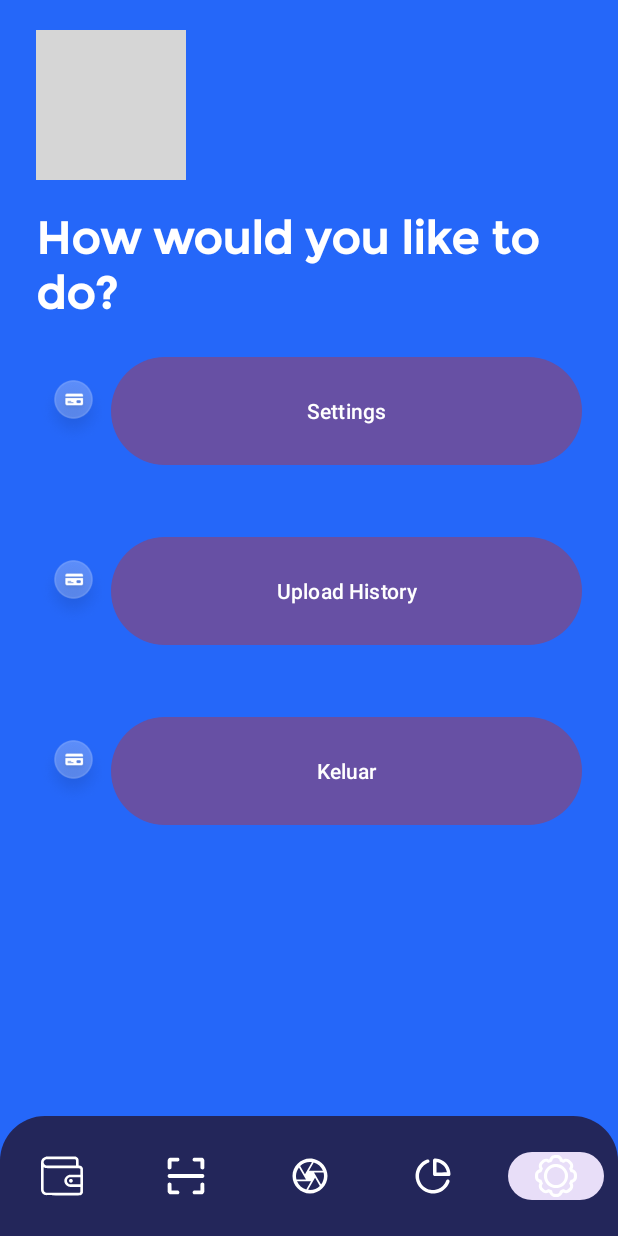
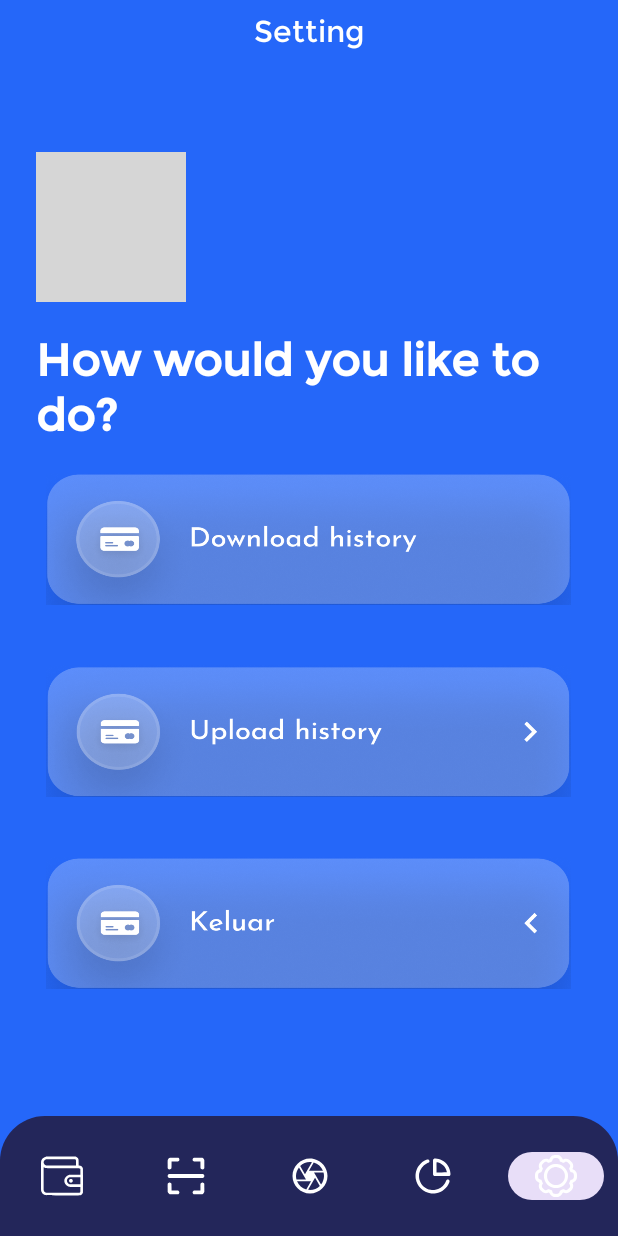
Before and after one commit to mrsyaban/bondoman-mobile-app, an Android app: the SettingsFragment screen opened through its navigation route, on a phone screen of 412 x 824 dp. Run offline under Robolectric (Android 15) with nearby library versions, the phone set to English and light mode, and no system bars; our stand-ins replace navigation-ui; libraries missing offline, so code that uses them is left out: androidx.camera.core, androidx.camera.lifecycle; 3 statements that could not run were skipped; grey boxes are pictures that could not be loaded.

Commit message:
styles: add setting layout style

```diff
--- a/app/src/main/res/layout/fragment_settings.xml
+++ b/app/src/main/res/layout/fragment_settings.xml
@@ -3,12 +3,32 @@
     xmlns:tools="http://schemas.android.com/tools"
     android:layout_width="match_parent"
     android:layout_height="match_parent"
+    xmlns:app="http://schemas.android.com/apk/res-auto"
     android:orientation="vertical"
     tools:context=".ui.settings.SettingsFragment"
     android:paddingHorizontal="24dp"
     android:background="@color/primaryBlue">
+    <androidx.constraintlayout.widget.ConstraintLayout
+        android:layout_width="match_parent"
+        android:layout_height="wrap_content">
+        <TextView
+            android:id="@+id/twibbon_header_text"
+            android:layout_width="wrap_content"
+            android:layout_height="wrap_content"
+            android:fontFamily="@font/montserrat"
+            android:text="@string/setting_header"
+            android:textColor="@color/white"
+            android:textSize="20sp"
+            android:layout_marginVertical="8dp"
+            android:layout_gravity="center"
+            app:layout_constraintBottom_toBottomOf="parent"
+            app:layout_constraintEnd_toEndOf="parent"
+            app:layout_constraintStart_toStartOf="parent"
+            app:layout_constraintTop_toTopOf="parent" />
+    </androidx.constraintlayout.widget.ConstraintLayout>
+
     <ImageView
-        android:layout_marginTop="20dp"
+        android:layout_marginTop="60dp"
         android:src="@drawable/logo"
         android:contentDescription="@string/logo"
         android:layout_width="100dp"
@@ -33,14 +53,11 @@
         android:layout_height="wrap_content"
         android:orientation="horizontal"
         android:gravity="center">
-        <ImageView
-            android:layout_width="50dp"
-            android:layout_height="50dp"
-            android:src="@drawable/icon_setting"/>
-        <Button
+        <ImageButton
             android:id="@+id/btn_settings"
-            android:layout_width="match_parent"
-            android:layout_height="80dp"
+            android:layout_width="350dp"
+            android:layout_height="88dp"
+            android:background="@drawable/download_history"
             android:text="Settings"/>
     </LinearLayout>
 
@@ -50,15 +67,12 @@
         android:layout_height="wrap_content"
         android:orientation="horizontal"
         android:gravity="center">
-        <ImageView
-            android:layout_width="50dp"
-            android:layout_height="50dp"
-            android:src="@drawable/icon_setting"/>
-        <Button
+        <ImageButton
             android:id="@+id/btn_upload_history"
-            android:layout_width="match_parent"
-            android:layout_height="80dp"
-            android:text="Upload History"/>
+            android:layout_width="350dp"
+            android:layout_height="88dp"
+            android:background="@drawable/upload_history"
+            android:text="Settings"/>
     </LinearLayout>
 
     <LinearLayout
@@ -67,15 +81,12 @@
         android:layout_height="wrap_content"
         android:orientation="horizontal"
         android:gravity="center">
-        <ImageView
-            android:layout_width="50dp"
-            android:layout_height="50dp"
-            android:src="@drawable/icon_setting"/>
-        <Button
+        <ImageButton
             android:id="@+id/btn_keluar"
-            android:layout_width="match_parent"
-            android:layout_height="80dp"
-            android:text="Keluar"/>
+            android:layout_width="350dp"
+            android:layout_height="88dp"
+            android:background="@drawable/keluar"
+            android:text="Settings"/>
     </LinearLayout>
 
 
--- a/app/src/main/res/values/strings.xml
+++ b/app/src/main/res/values/strings.xml
@@ -41,7 +41,7 @@
     <string name="expense">Pengeluaran</string>
     <string name="all">Semua</string>
 
-
-
+    <!--    Settings-->
+    <string name="setting_header">Setting</string>
 
 </resources>
```
Also changed, not shown: app/src/main/res/drawable/download_history.png (added), app/src/main/res/drawable/keluar.png (added), app/src/main/res/drawable/upload_history.png (added).
